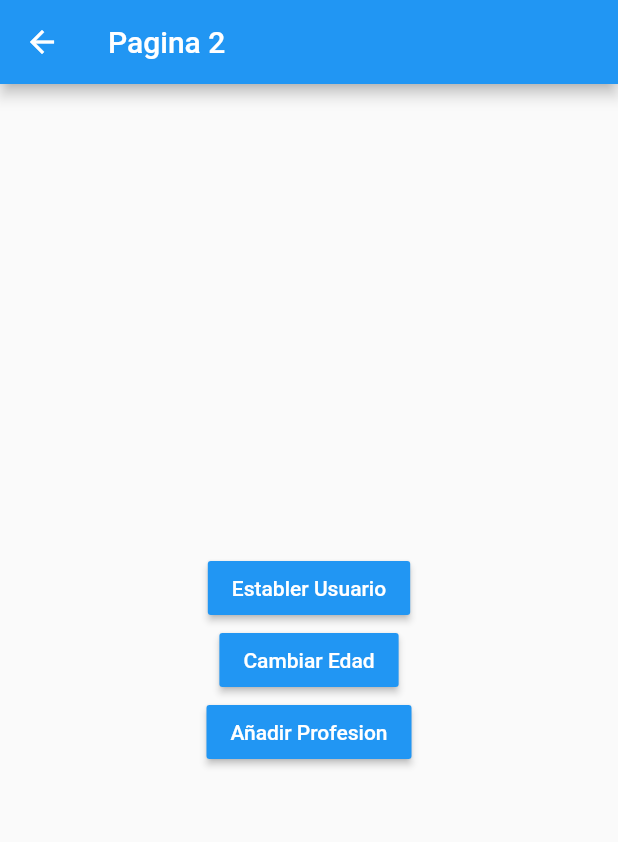
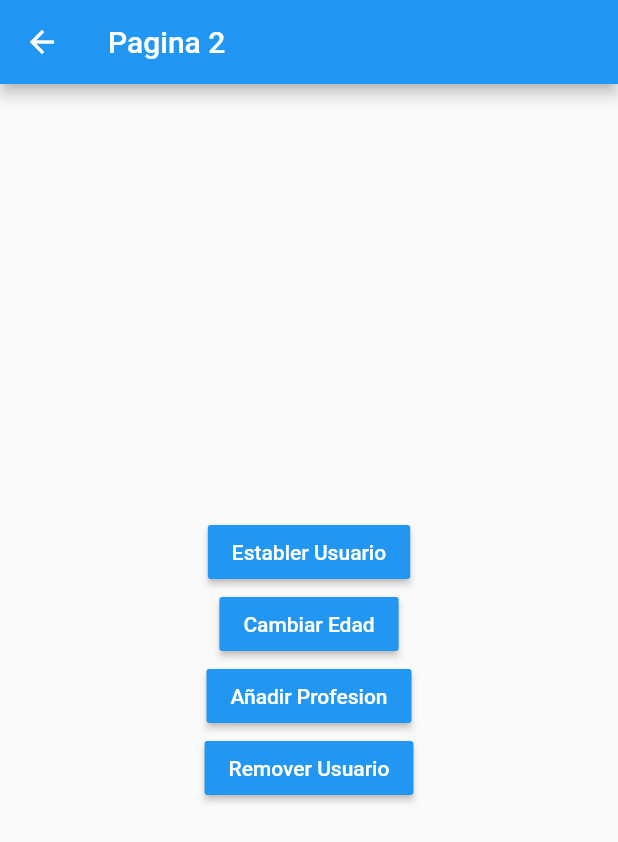
Before and after one commit to leooma24/estados, a Flutter app: the screen it shows after launch, after a tap on the "accessibility new" icon, on a phone screen of 412 x 824 dp. Shown: the top 842 px of the screen. Run offline on Flutter 3.47's test engine with Material 2 defaults, Android fonts, the phone set to English and light mode, and no system bars; accounts and stored records are empty.

Commit message:
Finalización de Estados con Providers

```diff
--- a/lib/main.dart
+++ b/lib/main.dart
@@ -1,13 +1,20 @@
+import 'package:estados/services/usuario_service.dart';
+import 'package:flutter/material.dart';
+import 'package:provider/provider.dart';
+
 import 'package:estados/pages/pagina1_page.dart';
 import 'package:estados/pages/pagina2_page.dart';
-import 'package:flutter/material.dart';
 
 void main() => runApp(MyApp());
 
 class MyApp extends StatelessWidget {
   @override
   Widget build(BuildContext context) {
-    return MaterialApp(
+    return MultiProvider(
+      providers: [
+        ChangeNotifierProvider( create: ( _ ) => new UsuarioService() )
+      ],
+      child: MaterialApp(
         debugShowCheckedModeBanner: false,
         title: 'Material App',
         initialRoute: 'pagina1',
@@ -15,6 +22,7 @@ class MyApp extends StatelessWidget {
           'pagina1': ( _ ) => Pagina1Page(),
           'pagina2': ( _ ) => Pagina2Page(),
         }
+      ),
     );
   }
 }
--- a/lib/pages/pagina1_page.dart
+++ b/lib/pages/pagina1_page.dart
@@ -1,14 +1,20 @@
 import 'package:flutter/material.dart';
+import 'package:provider/provider.dart';
+
+import 'package:estados/services/usuario_service.dart';
 
 class Pagina1Page extends StatelessWidget {
 
   @override
   Widget build(BuildContext context) {
+    final usuarioService = Provider.of<UsuarioService>(context);
     return Scaffold(
       appBar: AppBar(
         title: Text('Pagina 1'),
       ),
-      body: InformacionUsuario(),
+      body: usuarioService.existeUsuario
+        ? InformacionUsuario()
+        : Center(child: Text('No hay usuario seleccionado')),
       floatingActionButton: FloatingActionButton(
         child: Icon( Icons.accessibility_new ) ,
         onPressed: () => Navigator.pushNamed(context, 'pagina2'),
@@ -24,6 +30,7 @@ class InformacionUsuario extends StatelessWidget {
 
   @override
   Widget build(BuildContext context) {
+    final usuarioService = Provider.of<UsuarioService>(context);
     return Container(
       height: double.infinity,
       width: double.infinity,
@@ -34,15 +41,16 @@ class InformacionUsuario extends StatelessWidget {
           Text('General', style: TextStyle(fontSize: 18, fontWeight: FontWeight.bold) ),
           Divider(),
 
-          ListTile( title: Text('Nombre: ') ),
-          ListTile( title: Text('Edad: ') ),
+          ListTile( title: Text('Nombre: ${ usuarioService.usuario.nombre }') ),
+          ListTile( title: Text('Edad: ${ usuarioService.usuario.edad }') ),
 
           Text('Profesiones', style: TextStyle(fontSize: 18, fontWeight: FontWeight.bold) ),
           Divider(),
 
-          ListTile( title: Text('Prefesión 1') ),
-          ListTile( title: Text('Prefesión 2') ),
-          ListTile( title: Text('Prefesión 3') ),
+          ...usuarioService.usuario.profesiones.map(
+            (profesion) => ListTile( title: Text(profesion) )
+          ).toList()
+
         ],
       )
     );
--- a/lib/pages/pagina2_page.dart
+++ b/lib/pages/pagina2_page.dart
@@ -1,12 +1,19 @@
 import 'package:flutter/material.dart';
+import 'package:provider/provider.dart';
+
+import 'package:estados/models/Usuario.dart';
+import 'package:estados/services/usuario_service.dart';
 
 class Pagina2Page extends StatelessWidget {
 
   @override
   Widget build(BuildContext context) {
+    final usuarioService = Provider.of<UsuarioService>(context);
     return Scaffold(
       appBar: AppBar(
-        title: Text('Pagina 2'),
+        title: usuarioService.existeUsuario
+          ? Text(usuarioService.usuario.nombre)
+          : Text('Pagina 2'),
       ),
       body: Center(
         child: Column(
@@ -16,7 +23,12 @@ class Pagina2Page extends StatelessWidget {
               color: Colors.blue,
               child: Text('Establer Usuario', style: TextStyle( color: Colors.white ) ),
               onPressed: () {
-
+                final user = new Usuario(
+                  nombre: 'Omar Lerma',
+                  edad: 38,
+                  profesiones: ['Fullstack Developer', 'Video Jugador Pro']
+                );
+                usuarioService.cargarUsuario(user);
               }
             ),
 
@@ -24,7 +36,7 @@ class Pagina2Page extends StatelessWidget {
               color: Colors.blue,
               child: Text('Cambiar Edad', style: TextStyle( color: Colors.white ) ),
               onPressed: () {
-
+                usuarioService.cambiarEdad(30);
               }
             ),
 
@@ -32,9 +44,16 @@ class Pagina2Page extends StatelessWidget {
               color: Colors.blue,
               child: Text('Añadir Profesion', style: TextStyle( color: Colors.white ) ),
               onPressed: () {
-
+                usuarioService.agregarProfesion('Contador Público');
               }
-            )
+            ),
+            MaterialButton(
+              color: Colors.blue,
+              child: Text('Remover Usuario', style: TextStyle( color: Colors.white ) ),
+              onPressed: () {
+                usuarioService.removerUsuario();
+              }
+            ),
           ],
         )
       ),
--- /dev/null
+++ b/lib/services/usuario_service.dart
@@ -0,0 +1,31 @@
+import 'package:flutter/material.dart';
+
+import 'package:estados/models/Usuario.dart';
+
+class UsuarioService with ChangeNotifier {
+  Usuario _usuario;
+
+  Usuario get usuario => this._usuario;
+
+  bool get existeUsuario => this._usuario != null ? true : false;
+
+  void cargarUsuario( Usuario user ) {
+    this._usuario = user;
+    notifyListeners();
+  }
+
+  void cambiarEdad( int edad ) {
+    this._usuario.edad = edad;
+    notifyListeners();
+  }
+
+  void removerUsuario() {
+    this._usuario = null;
+    notifyListeners();
+  }
+
+  void agregarProfesion(String profesion) {
+    this._usuario.profesiones.add( profesion );
+    notifyListeners();
+  }
+}
--- a/pubspec.yaml
+++ b/pubspec.yaml
@@ -28,6 +28,7 @@ dependencies:
   # The following adds the Cupertino Icons font to your application.
   # Use with the CupertinoIcons class for iOS style icons.
   cupertino_icons: ^1.0.0
+  provider: ^4.3.2+2
 
 dev_dependencies:
   flutter_test:
```
Also changed, not shown: pubspec.lock. Lines whose indentation alone changed are shown as unchanged.
